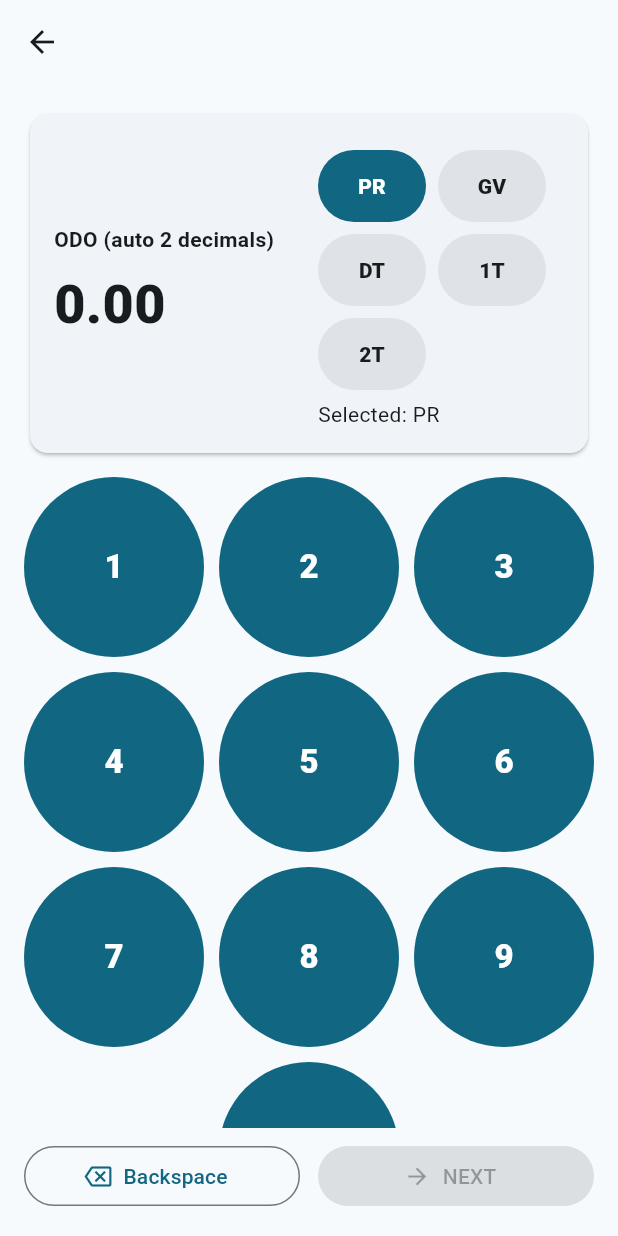
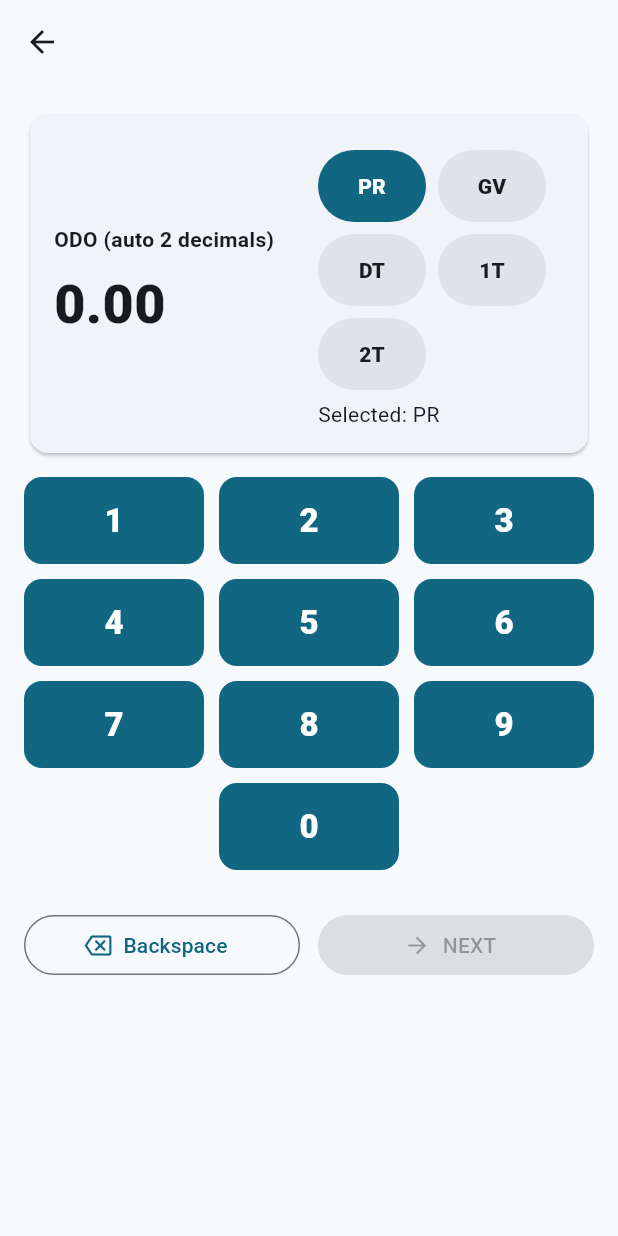
Before and after one commit to JimGLDS/RC03, a Flutter app: the Screen1 screen opened directly with empty values, on a phone screen of 412 x 824 dp. Run offline on Flutter 3.47's test engine with Material 3 defaults, Android fonts, the phone set to English and light mode, and no system bars; our stand-ins replace pdf, shared_preferences; missing offline and left inert: dart:html; accounts and stored records are empty.

Commit message:
Screen1: finalize keypad sizing

```diff
--- a/lib/screens/wizard/screen1.dart
+++ b/lib/screens/wizard/screen1.dart
@@ -138,7 +138,7 @@ const SizedBox(height: 8),
               ),
             ),
             const SizedBox(height: 12),
-            Expanded(child: keypad()),
+            SizedBox(height: 280, child: keypad()),
             const SizedBox(height: 8),
             Row(
               children: [
@@ -217,17 +217,24 @@ const SizedBox(height: 8),
 
     return LayoutBuilder(
       builder: (context, constraints) {
-        return GridView.count(
-          crossAxisCount: 3,
-          mainAxisSpacing: 10,
-          crossAxisSpacing: 10,
-          childAspectRatio: 1.0, // wide, thumb-friendly
+        return GridView(
+          shrinkWrap: true,
+          gridDelegate: const SliverGridDelegateWithFixedCrossAxisCount(
+            crossAxisCount: 3,
+            mainAxisSpacing: 10,
+            crossAxisSpacing: 10,
+            mainAxisExtent: 58,
+          ),
           physics: const NeverScrollableScrollPhysics(),
           children: [
             for (final k in keys)
               k.isEmpty
                   ? const SizedBox.shrink()
                   : FilledButton(
+                      style: FilledButton.styleFrom(
+                        padding: EdgeInsets.zero,
+                        shape: RoundedRectangleBorder(borderRadius: BorderRadius.circular(12)),
+                      ),
                       onPressed: () => tapDigit(k),
                       child: Text(
                         k,
```
